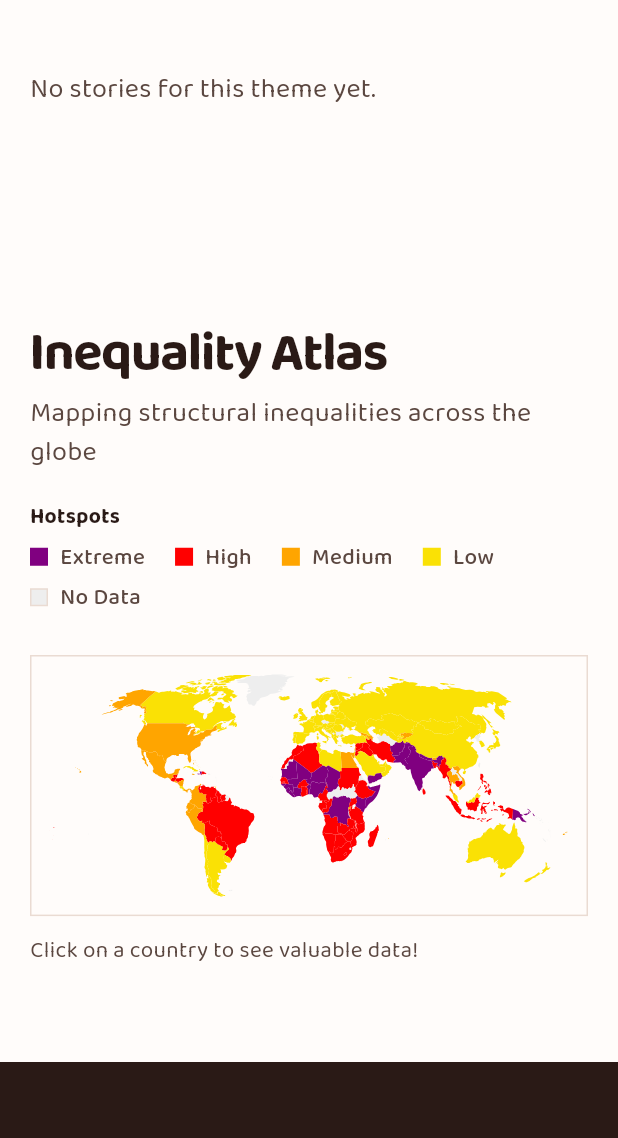
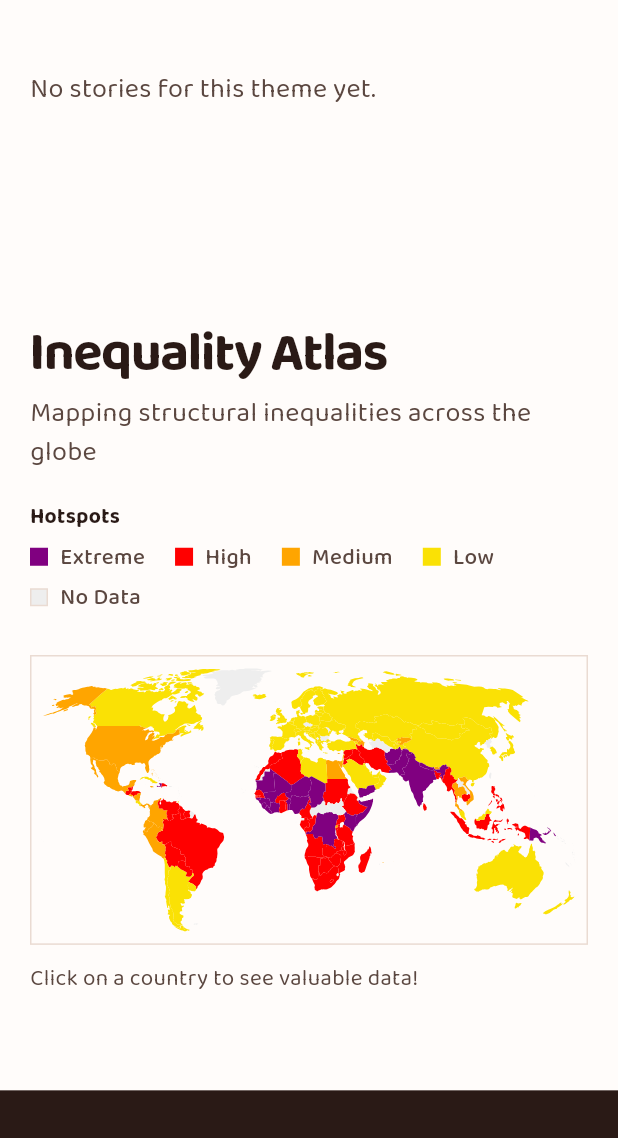
Before and after one commit to aayushs-edu/lumina, a Flutter app: the screen it shows after launch, scrolled down 1152 dp, on a phone screen of 412 x 824 dp, the part 98-1236 px from its top. Run offline on Flutter 3.47's test engine with Material 3 defaults, Android fonts, the phone set to English and light mode, and no system bars; our stand-ins replace animated_text_kit, cloud_firestore, csv, file_picker, firebase_core, google_fonts and 1 more; missing offline and left inert: algolia, dart:html; accounts and stored records are empty.

Commit message:
Home page review fixes: map fill, tags, ground, tab order
- Map bounds ignore tiny outlying islands so the land fills its frame
  at phone width too; the frame clips anything past its edge.
- Square theme tags (tooltip, country dialog) use the page palette:
  ink on warm cream, replacing neon pinks and white-on-pale-pink text.
- Remove leftover debug prints from region loading.
- Spotlight field is a positioned background instead of IntrinsicHeight;
  View Stories sits under the theme word.
- Page body tab order follows widget (reading) order.

Co-Authored-By: Claude Opus 5.5 <noreply@anthropic.com>

```diff
--- a/lumina/lib/main.dart
+++ b/lumina/lib/main.dart
@@ -78,7 +78,11 @@ class _HomePageState extends State<HomePage> {
         preferredSize: const Size.fromHeight(kToolbarHeight),
         child: LuminaNavbar(currentPage: 'home'),
       ),
-      body: Stack(
+      // Tab order follows the page's reading order (spotlight, stories,
+      // then the closing invitation) rather than on-screen geometry.
+      body: FocusTraversalGroup(
+        policy: WidgetOrderTraversalPolicy(),
+        child: Stack(
         children: [
           Column(
             children: [
@@ -117,12 +121,12 @@ class _HomePageState extends State<HomePage> {
           ),
         ],
       ),
+      ),
     );
   }
 }
 
-
-/// The Inequality Atlas on a white ground, framed square.
+/// The Inequality Atlas on a warm-white ground, framed square.
 class _AtlasSection extends StatelessWidget {
   const _AtlasSection();
 
--- a/lumina/lib/widgets/home_sections.dart
+++ b/lumina/lib/widgets/home_sections.dart
@@ -101,14 +101,26 @@ class _SpotlightStoriesSectionState extends State<SpotlightStoriesSection> {
             children: [spotlight, stories],
           );
         }
-        return IntrinsicHeight(
-          child: Row(
-            crossAxisAlignment: CrossAxisAlignment.stretch,
-            children: [
-              SizedBox(width: (width * 0.4).clamp(360.0, 600.0), child: spotlight),
-              Expanded(child: stories),
-            ],
-          ),
+        // The orange field is a positioned background so it always runs the
+        // full height of the stories column.
+        final fieldWidth = (width * 0.4).clamp(360.0, 600.0);
+        return Stack(
+          children: [
+            Positioned(
+              left: 0,
+              top: 0,
+              bottom: 0,
+              width: fieldWidth,
+              child: const ColoredBox(color: HomePalette.orange),
+            ),
+            Row(
+              crossAxisAlignment: CrossAxisAlignment.start,
+              children: [
+                SizedBox(width: fieldWidth, child: spotlight),
+                Expanded(child: stories),
+              ],
+            ),
+          ],
         );
       },
     );
@@ -138,7 +150,6 @@ class _SpotlightField extends StatelessWidget {
       ),
       child: Column(
         crossAxisAlignment: CrossAxisAlignment.start,
-        mainAxisAlignment: MainAxisAlignment.spaceBetween,
         children: [
           Column(
             crossAxisAlignment: CrossAxisAlignment.start,
@@ -169,7 +180,7 @@ class _SpotlightField extends StatelessWidget {
               ),
             ],
           ),
-          SizedBox(height: wide ? 56 : 32),
+          SizedBox(height: wide ? 40 : 32),
           _SquareButton(
             label: 'View Stories',
             background: HomePalette.ink,
--- a/lumina/lib/world_map.dart
+++ b/lumina/lib/world_map.dart
@@ -43,13 +43,22 @@ class Region {
 
   /// Union of every region's bounds: the map's actual extent, so it can be
   /// scaled to fill its frame rather than the SVG's padded canvas.
+  /// Tiny outlying islands are left out so they don't letterbox the land;
+  /// the frame clips anything that lands past its edge.
   static Rect contentBounds(List<Region> regions) {
     if (regions.isEmpty) return Rect.zero;
-    var r = regions.first.bounds;
+    var full = regions.first.bounds;
     for (final region in regions.skip(1)) {
-      r = r.expandToInclude(region.bounds);
+      full = full.expandToInclude(region.bounds);
     }
-    return r;
+    final minArea = full.width * full.height * 0.0003;
+    Rect? land;
+    for (final region in regions) {
+      final b = region.bounds;
+      if (b.width * b.height < minArea) continue;
+      land = land == null ? b : land.expandToInclude(b);
+    }
+    return land ?? full;
   }
 }
 
@@ -363,7 +372,6 @@ class _InteractiveWorldMapState extends State<InteractiveWorldMap> {
   }
 
   Future<List<Region>> loadRegions() async {
-    print('Starting to load regions...'); // Progress print
     // Load the SVG file
     final String svgString = await rootBundle.loadString('assets/world.svg');
     final document = XmlDocument.parse(svgString);
@@ -459,9 +467,6 @@ class _InteractiveWorldMapState extends State<InteractiveWorldMap> {
       }
     }
 
-    print(
-      'Finished loading regions. Total regions: ${regions.length}',
-    ); // Progress print
     return regions;
   }
 
@@ -548,11 +553,12 @@ class _InteractiveWorldMapState extends State<InteractiveWorldMap> {
             ],
             const SizedBox(height: 28),
             Container(
+              clipBehavior: Clip.hardEdge,
               decoration: BoxDecoration(
                 color: const Color(0xFFFFFCFA),
                 border: Border.all(color: _rule),
               ),
-              padding: EdgeInsets.all(wide ? 32 : 12),
+              padding: EdgeInsets.all(wide ? 32 : 8),
               child:
                   _regions.isEmpty
                       ? SizedBox(
```
Also changed, not shown: lumina/lib/widgets/theme_tag.dart (+18 -0 lines).
